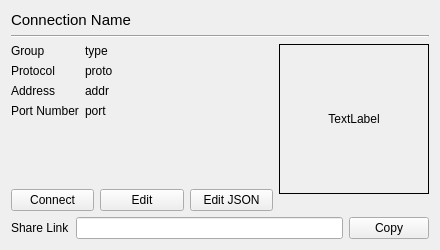
Before: the Qt Designer form src/ui/widgets/ConnectionInfoWidget.ui in Qv2ray/Qv2ray, drawn with Qt 5.
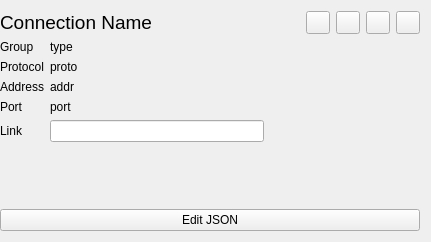
After: the same form once the commit is applied. Icons and pictures are not drawn.

What changed in the file:
```diff
--- a/src/ui/widgets/ConnectionInfoWidget.ui
+++ b/src/ui/widgets/ConnectionInfoWidget.ui
@@ -6,83 +6,99 @@
    <rect>
     <x>0</x>
     <y>0</y>
-    <width>440</width>
-    <height>250</height>
+    <width>431</width>
+    <height>242</height>
    </rect>
   </property>
   <property name="windowTitle">
    <string>Form</string>
   </property>
-  <layout class="QGridLayout" name="gridLayout" rowstretch="0,0,1,0,0" columnstretch="1,0">
-   <item row="2" column="1" rowspan="2">
-    <widget class="QWidget" name="qrImageWidget" native="true">
-     <layout class="QVBoxLayout" name="_2">
-      <property name="spacing">
-       <number>0</number>
-      </property>
-      <property name="leftMargin">
-       <number>0</number>
-      </property>
-      <property name="topMargin">
-       <number>0</number>
-      </property>
-      <property name="rightMargin">
-       <number>0</number>
-      </property>
-      <property name="bottomMargin">
-       <number>0</number>
-      </property>
-      <item>
-       <widget class="QLabel" name="qrLabel">
-        <property name="sizePolicy">
-         <sizepolicy hsizetype="MinimumExpanding" vsizetype="MinimumExpanding">
-          <horstretch>0</horstretch>
-          <verstretch>0</verstretch>
-         </sizepolicy>
-        </property>
-        <property name="minimumSize">
-         <size>
-          <width>150</width>
-          <height>150</height>
-         </size>
-        </property>
-        <property name="frameShape">
-         <enum>QFrame::Box</enum>
-        </property>
-        <property name="text">
-         <string>TextLabel</string>
-        </property>
-        <property name="scaledContents">
-         <bool>true</bool>
-        </property>
-        <property name="alignment">
-         <set>Qt::AlignCenter</set>
-        </property>
-       </widget>
-      </item>
-      <item>
-       <spacer name="verticalSpacer">
-        <property name="orientation">
-         <enum>Qt::Vertical</enum>
-        </property>
-        <property name="sizeHint" stdset="0">
-         <size>
-          <width>20</width>
-          <height>40</height>
-         </size>
-        </property>
-       </spacer>
-      </item>
-     </layout>
-    </widget>
+  <layout class="QGridLayout" name="gridLayout" columnstretch="1,0">
+   <property name="leftMargin">
+    <number>0</number>
+   </property>
+   <item row="0" column="0" colspan="2">
+    <layout class="QHBoxLayout" name="horizontalLayout_2">
+     <item>
+      <widget class="QLabel" name="connNameLabel">
+       <property name="font">
+        <font>
+         <pointsize>14</pointsize>
+        </font>
+       </property>
+       <property name="text">
+        <string>Connection Name</string>
+       </property>
+      </widget>
+     </item>
+     <item>
+      <widget class="QToolButton" name="deleteBtn">
+       <property name="toolTip">
+        <string>Delete Connection</string>
+       </property>
+       <property name="text">
+        <string/>
+       </property>
+       <property name="icon">
+        <iconset resource="../../../resources.qrc">
+         <normaloff>:/assets/icons/ui_light/delete.png</normaloff>:/assets/icons/ui_light/delete.png</iconset>
+       </property>
+      </widget>
+     </item>
+     <item>
+      <widget class="QToolButton" name="editBtn">
+       <property name="toolTip">
+        <string>Edit Connection</string>
+       </property>
+       <property name="text">
+        <string/>
+       </property>
+       <property name="icon">
+        <iconset resource="../../../resources.qrc">
+         <normaloff>:/assets/icons/ui_light/edit.png</normaloff>:/assets/icons/ui_light/edit.png</iconset>
+       </property>
+      </widget>
+     </item>
+     <item>
+      <widget class="QToolButton" name="duplicateBtn">
+       <property name="toolTip">
+        <string>Delete Connection</string>
+       </property>
+       <property name="text">
+        <string/>
+       </property>
+       <property name="icon">
+        <iconset resource="../../../resources.qrc">
+         <normaloff>:/assets/icons/ui_light/duplicate.png</normaloff>:/assets/icons/ui_light/duplicate.png</iconset>
+       </property>
+      </widget>
+     </item>
+     <item>
+      <widget class="QToolButton" name="connectBtn">
+       <property name="toolTip">
+        <string>Connect To This Connection</string>
+       </property>
+       <property name="text">
+        <string/>
+       </property>
+       <property name="icon">
+        <iconset resource="../../../resources.qrc">
+         <normaloff>:/assets/icons/ui_light/connect.png</normaloff>:/assets/icons/ui_light/connect.png</iconset>
+       </property>
+      </widget>
+     </item>
+    </layout>
    </item>
-   <item row="2" column="0">
+   <item row="1" column="0">
     <layout class="QFormLayout" name="formLayout">
      <item row="0" column="0">
       <widget class="QLabel" name="label_4">
        <property name="text">
         <string>Group</string>
        </property>
+       <property name="alignment">
+        <set>Qt::AlignLeading|Qt::AlignLeft|Qt::AlignTop</set>
+       </property>
       </widget>
      </item>
      <item row="0" column="1">
@@ -93,6 +109,9 @@
        <property name="text">
         <string>type</string>
        </property>
+       <property name="alignment">
+        <set>Qt::AlignLeading|Qt::AlignLeft|Qt::AlignTop</set>
+       </property>
        <property name="textInteractionFlags">
         <set>Qt::LinksAccessibleByMouse|Qt::TextSelectableByMouse</set>
        </property>
@@ -103,6 +122,9 @@
        <property name="text">
         <string>Protocol</string>
        </property>
+       <property name="alignment">
+        <set>Qt::AlignLeading|Qt::AlignLeft|Qt::AlignTop</set>
+       </property>
       </widget>
      </item>
      <item row="1" column="1">
@@ -113,6 +135,9 @@
        <property name="text">
         <string>proto</string>
        </property>
+       <property name="alignment">
+        <set>Qt::AlignLeading|Qt::AlignLeft|Qt::AlignTop</set>
+       </property>
        <property name="textInteractionFlags">
         <set>Qt::LinksAccessibleByMouse|Qt::TextSelectableByMouse</set>
        </property>
@@ -123,6 +148,9 @@
        <property name="text">
         <string>Address</string>
        </property>
+       <property name="alignment">
+        <set>Qt::AlignLeading|Qt::AlignLeft|Qt::AlignTop</set>
+       </property>
       </widget>
      </item>
      <item row="2" column="1">
@@ -133,6 +161,9 @@
        <property name="text">
         <string>addr</string>
        </property>
+       <property name="alignment">
+        <set>Qt::AlignLeading|Qt::AlignLeft|Qt::AlignTop</set>
+       </property>
        <property name="textInteractionFlags">
         <set>Qt::LinksAccessibleByMouse|Qt::TextSelectableByMouse</set>
        </property>
@@ -141,7 +172,10 @@
      <item row="3" column="0">
       <widget class="QLabel" name="label_3">
        <property name="text">
-        <string>Port Number</string>
+        <string>Port</string>
+       </property>
+       <property name="alignment">
+        <set>Qt::AlignLeading|Qt::AlignLeft|Qt::AlignTop</set>
        </property>
       </widget>
      </item>
@@ -153,82 +187,99 @@
        <property name="text">
         <string>port</string>
        </property>
+       <property name="alignment">
+        <set>Qt::AlignLeading|Qt::AlignLeft|Qt::AlignTop</set>
+       </property>
        <property name="textInteractionFlags">
         <set>Qt::LinksAccessibleByMouse|Qt::TextSelectableByMouse</set>
        </property>
       </widget>
      </item>
-    </layout>
-   </item>
-   <item row="0" column="0" colspan="2">
-    <widget class="QLabel" name="connNameLabel">
-     <property name="font">
-      <font>
-       <pointsize>11</pointsize>
-      </font>
-     </property>
-     <property name="text">
-      <string>Connection Name</string>
-     </property>
-    </widget>
-   </item>
-   <item row="3" column="0">
-    <layout class="QHBoxLayout" name="horizontalLayout_2">
-     <item>
-      <widget class="QPushButton" name="connectBtn">
-       <property name="text">
-        <string>Connect</string>
-       </property>
-      </widget>
-     </item>
-     <item>
-      <widget class="QPushButton" name="editBtn">
-       <property name="text">
-        <string>Edit</string>
-       </property>
-      </widget>
-     </item>
-     <item>
-      <widget class="QPushButton" name="editJsonBtn">
-       <property name="text">
-        <string>Edit JSON</string>
-       </property>
-      </widget>
-     </item>
-    </layout>
-   </item>
-   <item row="4" column="0" colspan="2">
-    <layout class="QHBoxLayout" name="horizontalLayout">
-     <item>
+     <item row="4" column="0">
       <widget class="QLabel" name="label_5">
        <property name="text">
-        <string>Share Link</string>
+        <string>Link</string>
        </property>
       </widget>
      </item>
-     <item>
+     <item row="4" column="1">
       <widget class="QLineEdit" name="shareLinkTxt">
        <property name="readOnly">
         <bool>true</bool>
        </property>
       </widget>
      </item>
+    </layout>
+   </item>
+   <item row="1" column="1">
+    <widget class="QWidget" name="qrImageWidget" native="true">
+     <layout class="QVBoxLayout" name="_2">
+      <property name="spacing">
+       <number>0</number>
+      </property>
+      <property name="leftMargin">
+       <number>0</number>
+      </property>
+      <property name="topMargin">
+       <number>0</number>
+      </property>
+      <property name="rightMargin">
+       <number>0</number>
+      </property>
+      <property name="bottomMargin">
+       <number>0</number>
+      </property>
+      <item>
+       <widget class="QLabel" name="qrLabel">
+        <property name="sizePolicy">
+         <sizepolicy hsizetype="MinimumExpanding" vsizetype="MinimumExpanding">
+          <horstretch>0</horstretch>
+          <verstretch>0</verstretch>
+         </sizepolicy>
+        </property>
+        <property name="minimumSize">
+         <size>
+          <width>150</width>
+          <height>150</height>
+         </size>
+        </property>
+        <property name="maximumSize">
+         <size>
+          <width>150</width>
+          <height>150</height>
+         </size>
+        </property>
+        <property name="toolTip">
+         <string>QR Code</string>
+        </property>
+        <property name="text">
+         <string/>
+        </property>
+        <property name="pixmap">
+         <pixmap resource="../../../resources.qrc">:/assets/icons/qv2ray.ico</pixmap>
+        </property>
+        <property name="alignment">
+         <set>Qt::AlignCenter</set>
+        </property>
+       </widget>
+      </item>
+     </layout>
+    </widget>
+   </item>
+   <item row="2" column="0" colspan="2">
+    <layout class="QHBoxLayout" name="horizontalLayout">
      <item>
-      <widget class="QPushButton" name="copyLinkBtn">
+      <widget class="QPushButton" name="editJsonBtn">
+       <property name="toolTip">
+        <string>Edit Connection Config as JSON</string>
+       </property>
        <property name="text">
-        <string>Copy</string>
+        <string>Edit JSON</string>
        </property>
       </widget>
      </item>
     </layout>
    </item>
-   <item row="1" column="0" colspan="2">
-    <widget class="Line" name="line">
-     <property name="orientation">
-      <enum>Qt::Horizontal</enum>
-     </property>
-    </widget>
-   </item>
   </layout>
  </widget>
  <resources/>
```
Left out of the diff: 4 changed lines with no effect on the pictures.
